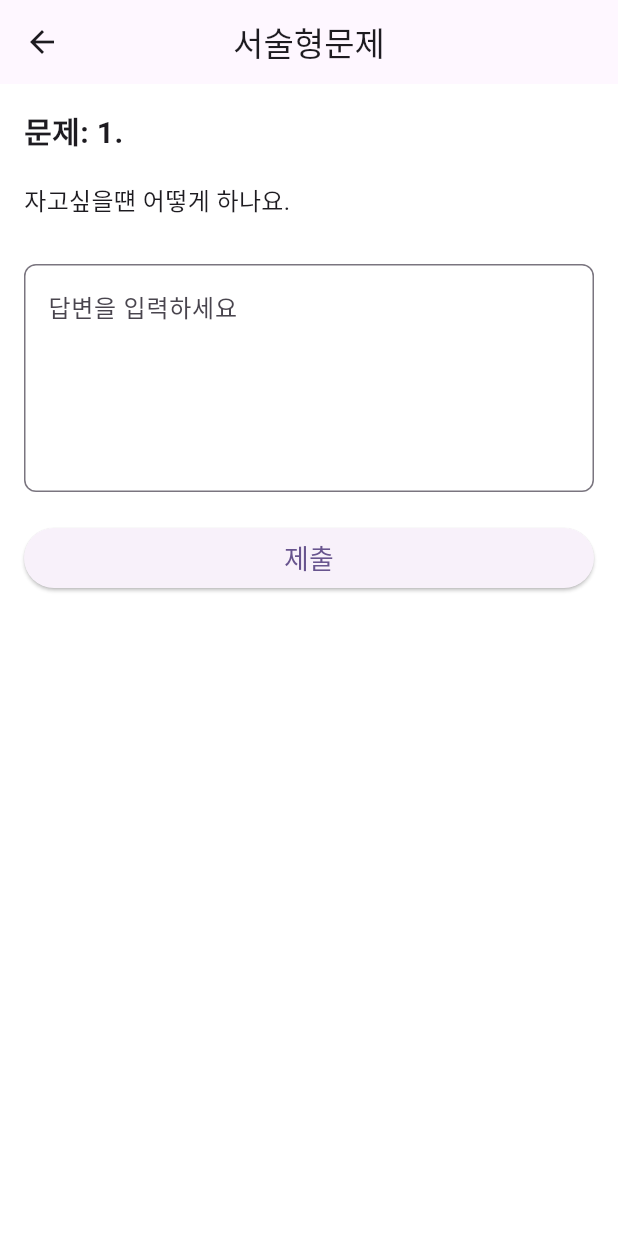
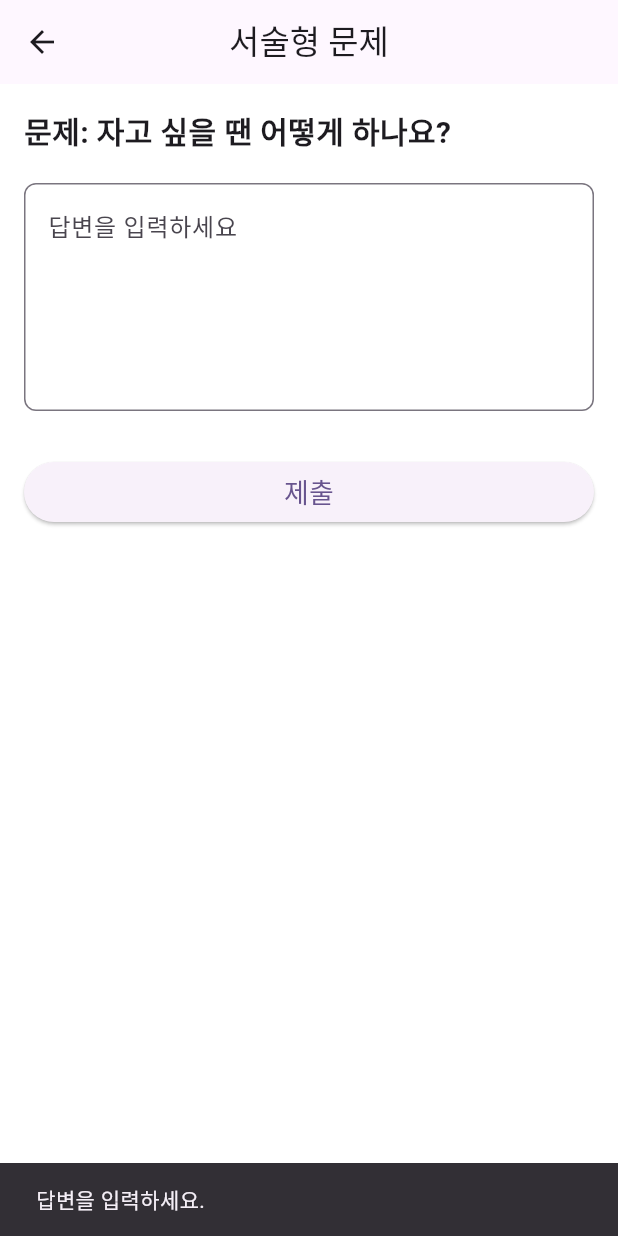
Before and after one commit to 2024-CapstonDesign-AI-Hackathon/login, a Flutter app: the QuestionScreen3 screen opened directly, after a tap on "제출", on a phone screen of 412 x 824 dp. Run offline on Flutter 3.47's test engine with Material 3 defaults, Android fonts, the phone set to English and light mode, and no system bars; our stand-ins replace dio, file_picker, flutter_secure_storage, permission_handler; accounts and stored records are empty.

Commit message:
Update question3.dart

```diff
--- a/lib/question/question3.dart
+++ b/lib/question/question3.dart
@@ -1,32 +1,93 @@
 import 'package:flutter/material.dart';
 
-class QuestionScreen3 extends StatelessWidget {
+class Question {
+  final String questionText;
+  final String correctAnswer;
+
+  Question({
+    required this.questionText,
+    required this.correctAnswer,
+  });
+}
+
+class QuestionScreen3 extends StatefulWidget {
+  @override
+  _QuestionScreen3State createState() => _QuestionScreen3State();
+}
+
+class _QuestionScreen3State extends State<QuestionScreen3> {
+  final List<Question> _questions = [
+    Question(questionText: '문제: 자고 싶을 땐 어떻게 하나요?', correctAnswer: '편안한 환경을 조성한다.'),
+    Question(questionText: '문제: Flutter의 주요 특징은 무엇인가요?', correctAnswer: '크로스 플랫폼 개발이 가능하다.'),
+    Question(questionText: '문제: 비동기 프로그래밍의 장점은 무엇인가요?', correctAnswer: '응답성을 높일 수 있다.'),
+    Question(questionText: '문제: Flutter에서 상태 관리는 어떻게 하나요?', correctAnswer: 'StatefulWidget을 사용한다.'),
+    Question(questionText: '문제: Flutter의 위젯 트리에 대해 설명하세요.', correctAnswer: '모든 UI 요소는 위젯으로 구성된다.'),
+    Question(questionText: '문제: Flutter의 hot reload 기능은 무엇인가요?', correctAnswer: '코드 변경을 즉시 반영한다.'),
+    Question(questionText: '문제: Flutter의 기본 디자인 언어는 무엇인가요?', correctAnswer: 'Material Design'),
+    Question(questionText: '문제: Flutter에서 비동기 처리를 어떻게 하나요?', correctAnswer: 'async/await 키워드를 사용한다.'),
+    Question(questionText: '문제: Flutter에서 HTTP 요청을 보내는 방법은?', correctAnswer: 'http 패키지를 사용한다.'),
+    Question(questionText: '문제: Flutter에서 애니메이션을 구현하는 방법은?', correctAnswer: 'AnimationController를 사용한다.'),  ];
+
+  final TextEditingController _answerController = TextEditingController();
+  int _currentPage = 0;
+  bool _isSubmitted = false;
+
+  @override
+  void dispose() {
+    _answerController.dispose(); // 메모리 누수를 방지
+    super.dispose();
+  }
+
+  void _submitAnswer() {
+    String answer = _answerController.text.trim();
+
+    if (answer.isNotEmpty) {
+      ScaffoldMessenger.of(context).showSnackBar(
+        SnackBar(content: Text('답변이 제출되었습니다: $answer')),
+      );
+      setState(() {
+        _isSubmitted = true; // 정답 제출 상태 업데이트
+      });
+    } else {
+      ScaffoldMessenger.of(context).showSnackBar(
+        SnackBar(content: Text('답변을 입력하세요.')),
+      );
+    }
+  }
+
   @override
   Widget build(BuildContext context) {
     return Scaffold(
       appBar: AppBar(
-        title: Text('서술형문제'),
+        title: Text('서술형 문제'),
         centerTitle: true,
       ),
-      body: Padding(
+      body: PageView.builder(
+        itemCount: _questions.length,
+        onPageChanged: (index) {
+          setState(() {
+            _currentPage = index;
+            _isSubmitted = false; // 페이지가 바뀔 때 제출 상태 초기화
+            _answerController.clear(); // 입력 필드 초기화
+          });
+        },
+        itemBuilder: (context, index) {
+          final question = _questions[index];
+          return Padding(
             padding: const EdgeInsets.all(16.0),
             child: Column(
               crossAxisAlignment: CrossAxisAlignment.start,
               children: [
                 // 문제 텍스트
                 Text(
-              '문제: 1.',
+                  question.questionText,
                   style: TextStyle(fontSize: 20, fontWeight: FontWeight.bold),
                 ),
                 SizedBox(height: 20),
-            Text(
-              '자고싶을떈 어떻게 하나요.',
-              style: TextStyle(fontSize: 16),
-            ),
-            SizedBox(height: 30),
 
                 // 답변 입력 필드
                 TextField(
+                  controller: _answerController,
                   maxLines: 5,
                   decoration: InputDecoration(
                     hintText: '답변을 입력하세요',
@@ -35,23 +96,34 @@ class QuestionScreen3 extends StatelessWidget {
                     ),
                   ),
                 ),
-            SizedBox(height: 20),
+                SizedBox(height: 30),
 
                 // 정답 제출 버튼
                 SizedBox(
                   width: double.infinity,
                   child: ElevatedButton(
-                onPressed: () {
-                  // 정답 제출 로직 추가
-                },
+                    onPressed: _submitAnswer,
                     child: Text(
                       '제출',
                       style: TextStyle(fontSize: 18),
                     ),
                   ),
                 ),
+                if (_isSubmitted)
+                  Padding(
+                    padding: const EdgeInsets.only(top: 20),
+                    child: Text(
+                      '정답: ${question.correctAnswer}',
+                      style: TextStyle(
+                        color: Colors.green,
+                        fontSize: 18,
+                      ),
+                    ),
+                  ),
               ],
             ),
+          );
+        },
       ),
     );
   }
```
Lines whose indentation alone changed are shown as unchanged.
